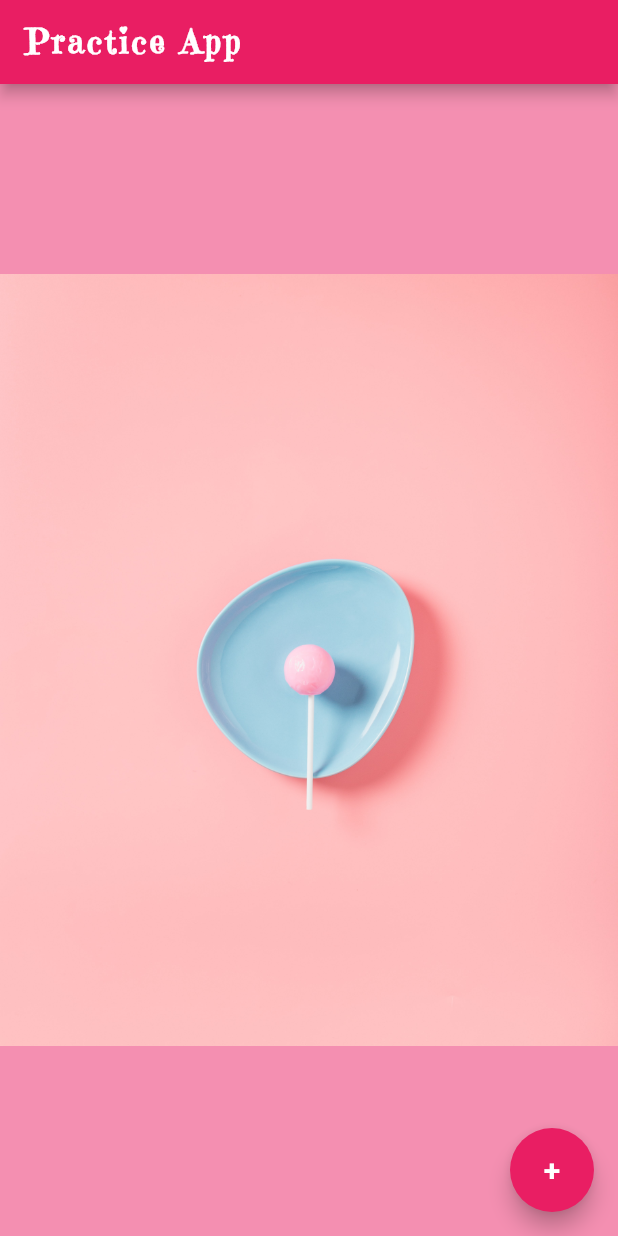
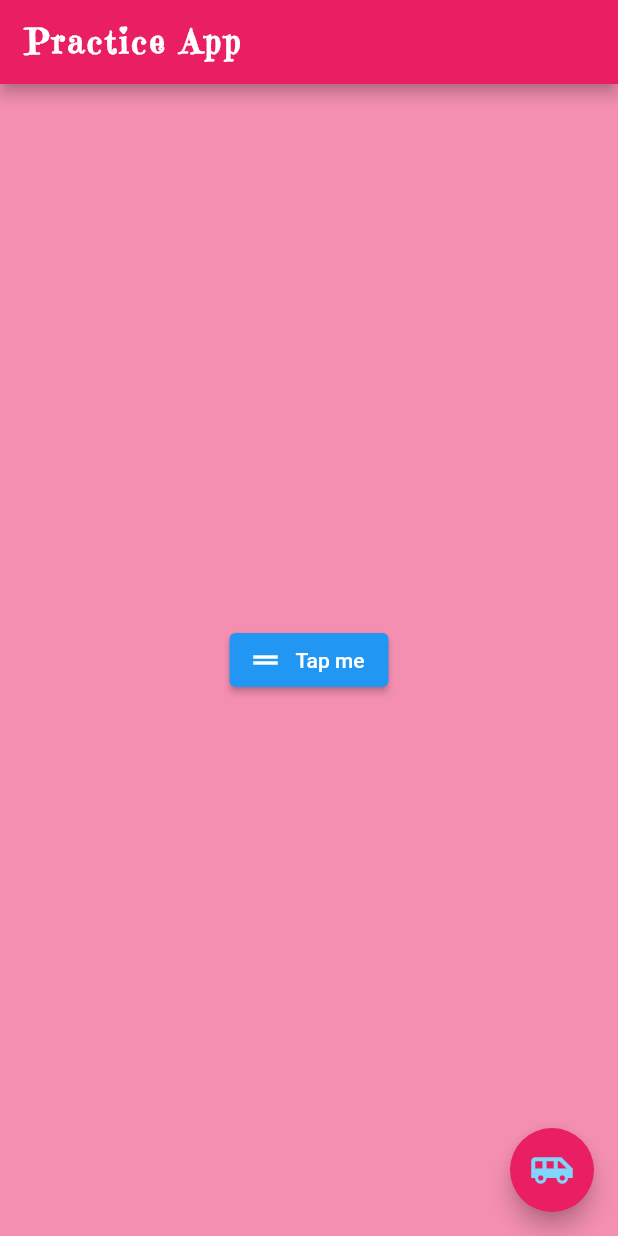
Before and after one commit to bertacsevercan/practice-flutter-app, a Flutter app: the screen it shows after launch, on a phone screen of 412 x 824 dp. Run offline on Flutter 3.47's test engine with Material 2 defaults, Android fonts, the phone set to English and light mode, and no system bars.

Commit message:
add buttons

```diff
--- a/app/lib/main.dart
+++ b/app/lib/main.dart
@@ -24,8 +24,13 @@ class Home extends StatelessWidget {
         backgroundColor: Colors.pink,
       ),
       body: Center(
-        child: Image.asset("images/lollipop.jpg"),
-        /* Text(
+          child: ElevatedButton.icon(
+        //TextButton, IconButton...
+        icon: Icon(Icons.drag_handle),
+        label: Text("Tap me"),
+        onPressed: () => print("Tapped"),
+      ) //Image.asset("images/lollipop.jpg"),
+          /* Text(
           "helloo",
           style: TextStyle(
               fontSize: 20.0,
@@ -34,12 +39,13 @@ class Home extends StatelessWidget {
               color: Colors.white,
               fontFamily: "EmilysCandy"),
         ), */
-      ),
+          ),
       floatingActionButton: FloatingActionButton(
-        onPressed: () => null,
-        child: Text(
-          "+",
-          style: TextStyle(fontSize: 20.0, fontWeight: FontWeight.bold),
+        onPressed: () => print("Honk!"),
+        child: Icon(
+          Icons.airport_shuttle,
+          color: Colors.lightBlue[200],
+          size: 30.0,
         ),
         backgroundColor: Colors.pink,
       ),
```
